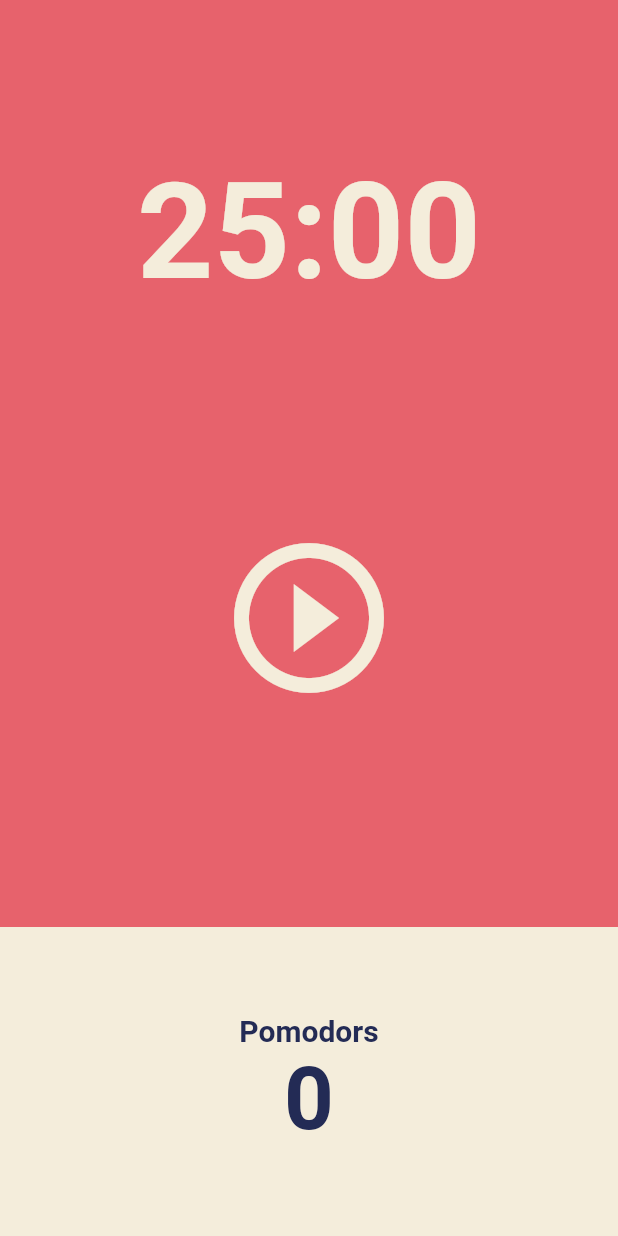
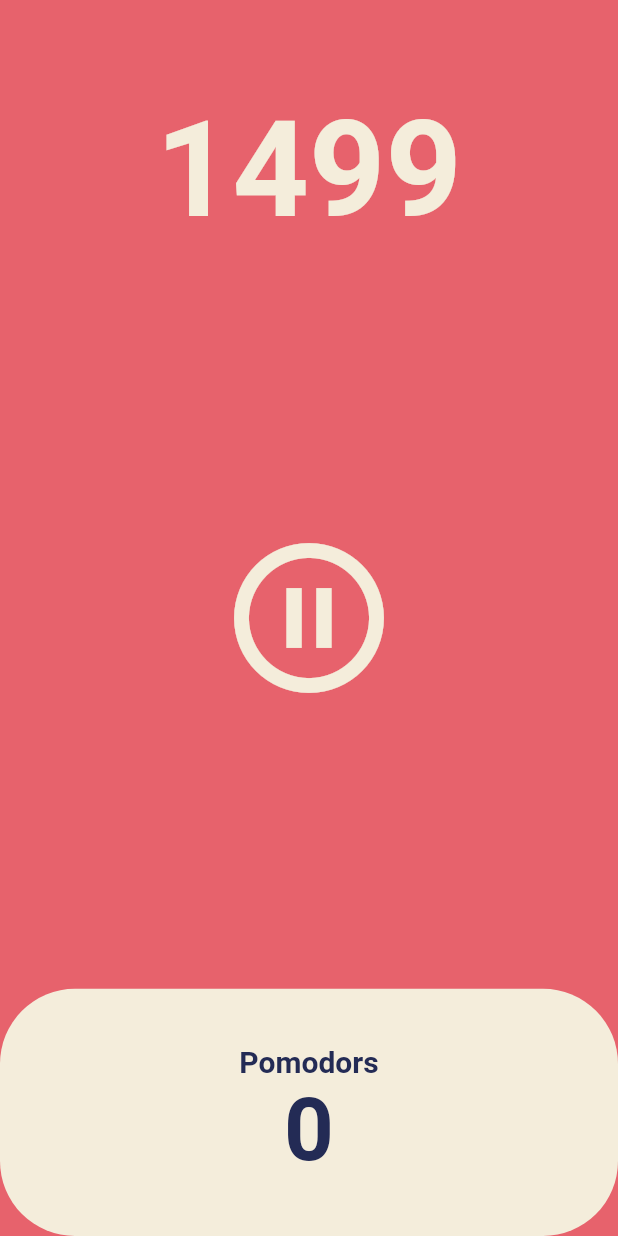
Before and after one commit to yeshforest/flutterStudy, a Flutter app: the screen it shows after launch, after a tap on the "play circle outline" icon, on a phone screen of 412 x 824 dp. Run offline on Flutter 3.47's test engine with Material 2 defaults, Android fonts, the phone set to English and light mode, and no system bars.

```diff
--- a/lib/screens/home_screen.dart
+++ b/lib/screens/home_screen.dart
@@ -1,3 +1,5 @@
+import 'dart:async';
+
 import 'package:flutter/material.dart';
 
 class HomeScreen extends StatefulWidget {
@@ -8,6 +10,44 @@ class HomeScreen extends StatefulWidget {
 }
 
 class _HomeScreenState extends State<HomeScreen> {
+  static const twentyFiveMinutes = 1500;
+  int totalSeconds = twentyFiveMinutes;
+  bool isRunning = false;
+  int totalPomodors = 0;
+  late Timer timer;
+
+  void onTick(Timer timer) {
+    if (totalSeconds == 0) {
+      setState(() {
+        totalPomodors += 1;
+        isRunning = false;
+        totalSeconds = twentyFiveMinutes;
+      });
+      timer.cancel();
+    } else {
+      setState(() {
+        totalSeconds = totalSeconds - 1;
+      });
+    }
+  }
+
+  void onStartPressed() {
+    timer = Timer.periodic(
+      Duration(seconds: 1),
+      onTick,
+    ); //괄호가 있으면 함수를 지금 실행하는 것을 의미
+    setState(() {
+      isRunning = true;
+    });
+  }
+
+  void onPausePressed() {
+    timer.cancel();
+    setState(() {
+      isRunning = false;
+    });
+  }
+
   @override
   Widget build(BuildContext context) {
     return Scaffold(
@@ -19,7 +59,7 @@ class _HomeScreenState extends State<HomeScreen> {
                 child: Container(
                   alignment: Alignment.bottomCenter,
                   child: Text(
-                    '25:00',
+                    '$totalSeconds',
                     style: TextStyle(
                         color: Theme.of(context).cardColor,
                         fontSize: 89,
@@ -27,13 +67,15 @@ class _HomeScreenState extends State<HomeScreen> {
                   ),
                 )),
             Flexible(
-                flex: 2,
+                flex: 3,
                 child: Center(
                     child: IconButton(
                   iconSize: 120,
                   color: Theme.of(context).cardColor,
-                  icon: const Icon(Icons.play_circle_outline),
-                  onPressed: () {},
+                  icon: isRunning
+                      ? const Icon(Icons.pause_circle_outline)
+                      : const Icon(Icons.play_circle_outline),
+                  onPressed: isRunning ? onPausePressed : onStartPressed,
                 ))),
             Flexible(
                 flex: 1,
@@ -41,8 +83,9 @@ class _HomeScreenState extends State<HomeScreen> {
                   children: [
                     Expanded(
                       child: Container(
-                          decoration:
-                              BoxDecoration(color: Theme.of(context).cardColor),
+                          decoration: BoxDecoration(
+                              color: Theme.of(context).cardColor,
+                              borderRadius: BorderRadius.circular(50)),
                           child: Column(
                             mainAxisAlignment: MainAxisAlignment.center,
                             children: [
@@ -55,7 +98,7 @@ class _HomeScreenState extends State<HomeScreen> {
                                         .headline1!
                                         .color,
                                   )),
-                              Text('0',
+                              Text('$totalPomodors',
                                   style: TextStyle(
                                     fontSize: 58,
                                     fontWeight: FontWeight.w600,
```
